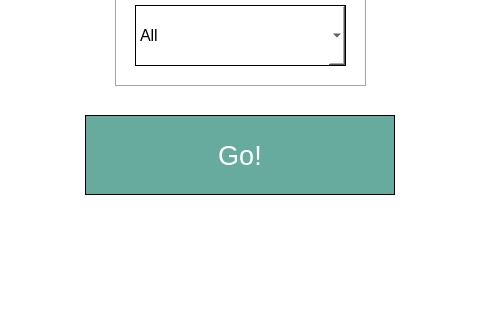
gerardpslowey/eMot, file src/pyqt/main_window.ui: the form before one commit; both pictures show x 205 to 685 and y 314 to 650 of the 880 by 650 pixel window.
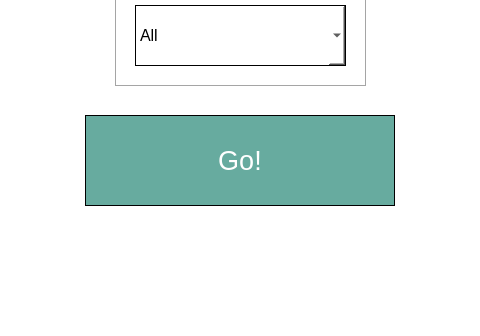
The form after the commit. Icons and pictures are not drawn.

```diff
--- a/src/pyqt/main_window.ui
+++ b/src/pyqt/main_window.ui
@@ -262,7 +262,7 @@
       <x>290</x>
       <y>410</y>
       <width>310</width>
-      <height>80</height>
+      <height>91</height>
      </rect>
     </property>
     <property name="font">
```
Left out of the diff: 32 changed lines with no effect on the pictures.
